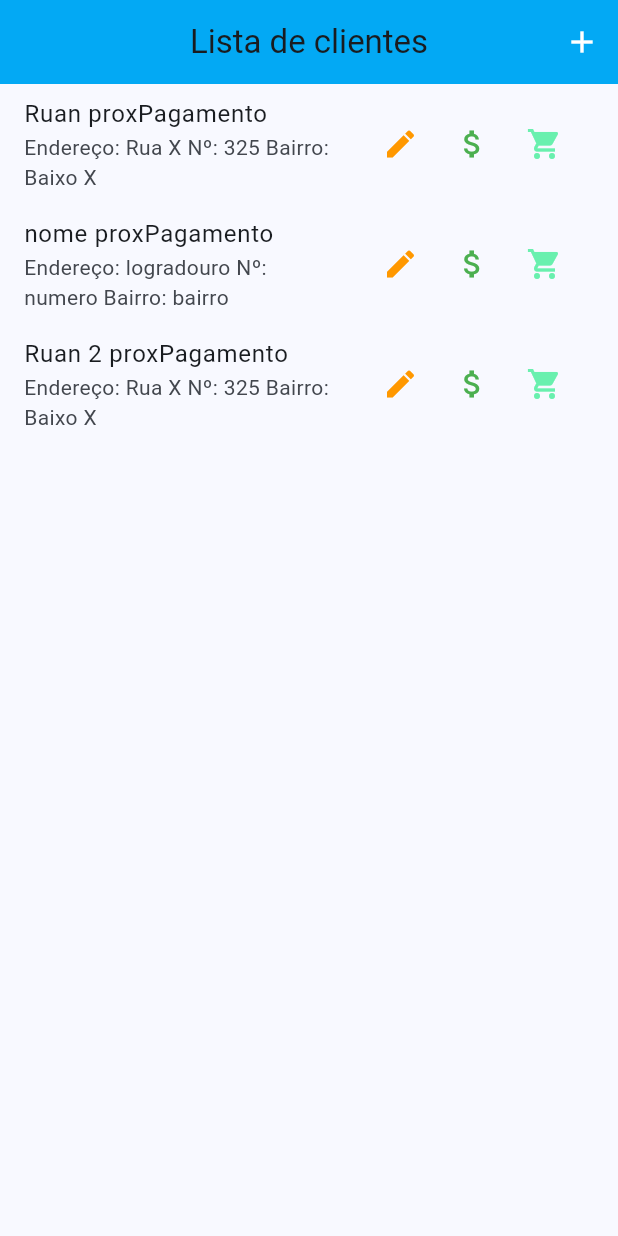
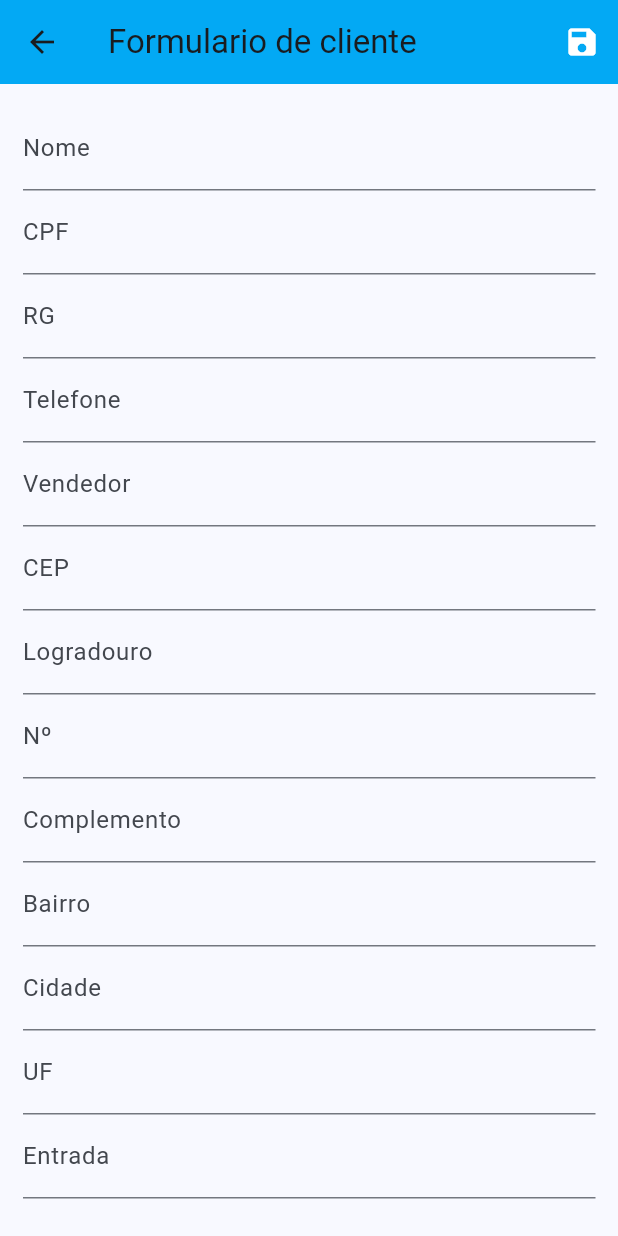
Before and after one commit to Ruan-Hasselmann/meu_crediario, a Flutter app: the screen it shows after launch, after a tap on the "add" icon, on a phone screen of 412 x 824 dp. Run offline on Flutter 3.47's test engine with Material 2 defaults, Android fonts, the phone set to English and light mode, and no system bars.

Commit message:
Avnaçando no formulario

```diff
--- a/lib/components/user_tile.dart
+++ b/lib/components/user_tile.dart
@@ -2,6 +2,7 @@
 
 import 'package:flutter/material.dart';
 import 'package:meu_crediario/models/user.dart';
+import 'package:meu_crediario/routes/app_routes.dart';
 
 class UserTile extends StatelessWidget {
   final User user;
@@ -23,17 +24,32 @@ class UserTile extends StatelessWidget {
         child: Row(
           children: <Widget>[
             IconButton(
-              onPressed: () {},
+              onPressed: () {
+                Navigator.of(context).pushNamed(
+                  AppRoutes.USER_FORM,
+                  arguments: user,
+                );
+              },
               icon: Icon(Icons.edit),
               color: Colors.orange,
             ),
             IconButton(
-              onPressed: () {},
+              onPressed: () {
+                Navigator.of(context).pushNamed(
+                  AppRoutes.PAGAMENTO_FORM,
+                  arguments: user,
+                );
+              },
               icon: Icon(Icons.attach_money),
               color: Colors.green,
             ),
             IconButton(
-              onPressed: () {},
+              onPressed: () {
+                Navigator.of(context).pushNamed(
+                  AppRoutes.NOVA_COMPRA,
+                  arguments: user,
+                );
+              },
               icon: Icon(Icons.shopping_cart),
               color: Colors.greenAccent,
             ),
--- a/lib/main.dart
+++ b/lib/main.dart
@@ -1,5 +1,9 @@
 import 'package:flutter/material.dart';
 import 'package:meu_crediario/provider/users.dart';
+import 'package:meu_crediario/routes/app_routes.dart';
+import 'package:meu_crediario/views/nova_compra.dart';
+import 'package:meu_crediario/views/pagamento_form.dart';
+import 'package:meu_crediario/views/user_form.dart';
 import 'package:meu_crediario/views/user_list.dart';
 import 'package:provider/provider.dart';
 
@@ -23,7 +27,12 @@ class MyApp extends StatelessWidget {
           colorScheme: ColorScheme.fromSeed(seedColor: Colors.blue),
           useMaterial3: true,
         ),
-        home: UserList(),
+        routes: {
+          AppRoutes.HOME: (_) => UserList(),
+          AppRoutes.USER_FORM: (_) => UserForm(),
+          AppRoutes.NOVA_COMPRA: (_) => const NovaCompra(),
+          AppRoutes.PAGAMENTO_FORM: (_) => const PagamentoForm()
+        },
       ),
     );
   }
--- /dev/null
+++ b/lib/routes/app_routes.dart
@@ -0,0 +1,6 @@
+class AppRoutes {
+  static const HOME = '/';
+  static const USER_FORM = '/user-form';
+  static const PAGAMENTO_FORM = '/pag-form';
+  static const NOVA_COMPRA = '/new-form';
+}
--- /dev/null
+++ b/lib/views/nova_compra.dart
@@ -0,0 +1,15 @@
+import 'package:flutter/material.dart';
+
+class NovaCompra extends StatelessWidget {
+  const NovaCompra({super.key});
+
+  @override
+  Widget build(BuildContext context) {
+    return Scaffold(
+      appBar: AppBar(
+        backgroundColor: Colors.lightBlue,
+        title: const Text('Registrar nova compra'),
+      ),
+    );
+  }
+}
--- /dev/null
+++ b/lib/views/pagamento_form.dart
@@ -0,0 +1,15 @@
+import 'package:flutter/material.dart';
+
+class PagamentoForm extends StatelessWidget {
+  const PagamentoForm({super.key});
+
+  @override
+  Widget build(BuildContext context) {
+    return Scaffold(
+      appBar: AppBar(
+        backgroundColor: Colors.lightBlue,
+        title: const Text('Resgistrar pagamento'),
+      ),
+    );
+  }
+}
--- /dev/null
+++ b/lib/views/user_form.dart
@@ -0,0 +1,94 @@
+// ignore_for_file: prefer_const_constructors
+
+import 'package:flutter/material.dart';
+
+class UserForm extends StatelessWidget {
+  final _form = GlobalKey<FormState>();
+
+  @override
+  Widget build(BuildContext context) {
+    return Scaffold(
+        appBar: AppBar(
+          backgroundColor: Colors.lightBlue,
+          title: const Text('Formulario de cliente'),
+          actions: <Widget>[
+            IconButton(
+              onPressed: () {
+                //Enviar pra API
+                _form.currentState!.save();
+                Navigator.of(context).pop();
+              },
+              icon: Icon(Icons.save),
+              color: Colors.white,
+            )
+          ],
+        ),
+        body: Padding(
+          padding: EdgeInsets.all(15),
+          child: ListView(
+            children: [
+              Form(
+                key: _form,
+                child: Column(children: <Widget>[
+                  TextFormField(
+                    decoration: InputDecoration(labelText: 'Nome'),
+                    onSaved: (value) {
+                      print(value);
+                    },
+                  ),
+                  TextFormField(
+                    decoration: InputDecoration(labelText: 'CPF'),
+                  ),
+                  TextFormField(
+                    decoration: InputDecoration(labelText: 'RG'),
+                  ),
+                  TextFormField(
+                    decoration: InputDecoration(labelText: 'Telefone'),
+                  ),
+                  TextFormField(
+                    decoration: InputDecoration(labelText: 'Vendedor'),
+                  ),
+                  TextFormField(
+                    decoration: InputDecoration(labelText: 'CEP'),
+                  ),
+                  TextFormField(
+                    decoration: InputDecoration(labelText: 'Logradouro'),
+                  ),
+                  TextFormField(
+                    decoration: InputDecoration(labelText: 'Nº'),
+                  ),
+                  TextFormField(
+                    decoration: InputDecoration(labelText: 'Complemento'),
+                  ),
+                  TextFormField(
+                    decoration: InputDecoration(labelText: 'Bairro'),
+                  ),
+                  TextFormField(
+                    decoration: InputDecoration(labelText: 'Cidade'),
+                  ),
+                  TextFormField(
+                    decoration: InputDecoration(labelText: 'UF'),
+                  ),
+                  TextFormField(
+                    decoration: InputDecoration(labelText: 'Entrada'),
+                  ),
+                  TextFormField(
+                    decoration: InputDecoration(labelText: 'Proximo pagamento'),
+                  ),
+                  TextFormField(
+                    decoration:
+                        InputDecoration(labelText: 'Forma de pagamento'),
+                  ),
+                  TextFormField(
+                    decoration: InputDecoration(labelText: 'Tipo de pagamento'),
+                  ),
+                  TextFormField(
+                    decoration: InputDecoration(labelText: 'Total'),
+                  ),
+                ]),
+              ),
+            ],
+          ),
+        ));
+  }
+}
--- a/lib/views/user_list.dart
+++ b/lib/views/user_list.dart
@@ -8,6 +8,7 @@ import 'package:meu_crediario/models/endereco.dart';
 import 'package:meu_crediario/models/pagamento.dart';
 import 'package:meu_crediario/models/user.dart';
 import 'package:meu_crediario/provider/users.dart';
+import 'package:meu_crediario/routes/app_routes.dart';
 import 'package:provider/provider.dart';
 
 class UserList extends StatelessWidget {
@@ -23,27 +24,7 @@ class UserList extends StatelessWidget {
         actions: <Widget>[
           IconButton(
             onPressed: () {
-              users.put(User(
-                  id: '2',
-                  nome: "nome",
-                  cpf: "cpf",
-                  rg: "rg",
-                  telefone: "telefone",
-                  vendedor: "vendedor",
-                  endereco: Endereco(
-                      cep: "cep",
-                      logradouro: "logradouro",
-                      numero: "numero",
-                      bairro: "bairro",
-                      cidade: "cidade",
-                      uf: "uf",
-                      complemento: "complemento"),
-                  pagamento: Pagamento(
-                      proxPagamento: "proxPagamento",
-                      entrada: 100,
-                      formaPagamento: "formaPagamento",
-                      tipoPagamento: "tipoPagamento",
-                      total: 150)));
+              Navigator.of(context).pushNamed(AppRoutes.USER_FORM);
             },
             icon: Icon(Icons.add),
             color: Colors.white,
```
